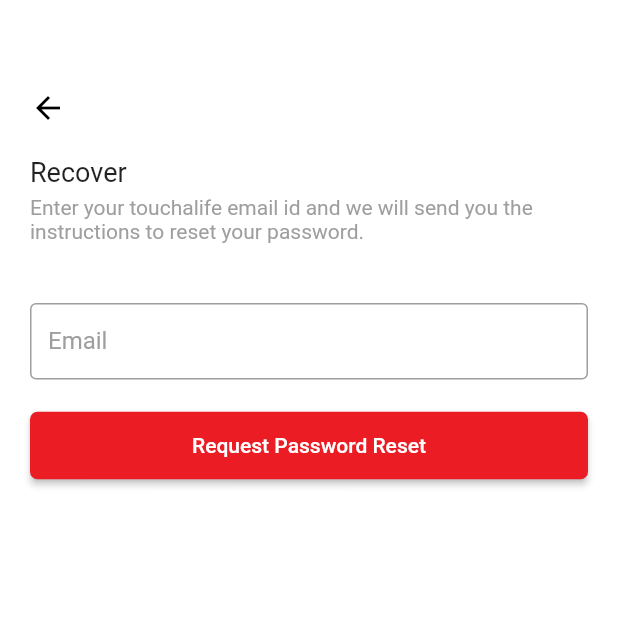
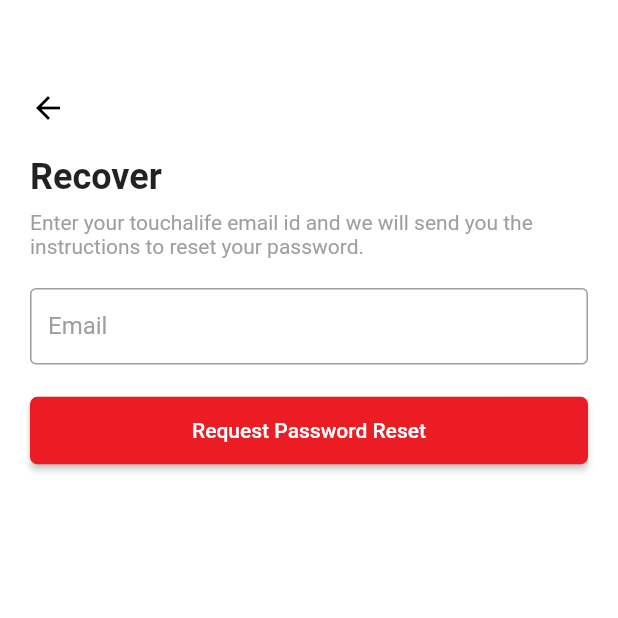
Before and after one commit to suresh429/flutter_getx_mvvm, a Flutter app: the RecoverEmailPasswordScreen screen opened by its route, on a phone screen of 412 x 824 dp, the top half of it. Run offline on Flutter 3.47's test engine with Material 3 defaults, Android fonts, the phone set to English and light mode, and no system bars; our stand-ins replace cached_network_image, connectivity_plus, country_code_picker, dio, firebase_core, firebase_database and 8 more; missing offline and left inert: flutter_custom_tabs; accounts and stored records are empty; network calls fail.

Commit message:
recover email flow completed.

```diff
--- a/lib/view/recover_email_password_screen.dart
+++ b/lib/view/recover_email_password_screen.dart
@@ -1,8 +1,6 @@
 import 'package:flutter/material.dart';
 import 'package:get/get.dart';
-import '../env/app_env.dart';
 import '../utilites/colors.dart';
-import '../utilites/constants_Utils.dart';
 import '../view_model/login_controller.dart';
 
 class RecoverEmailPasswordScreen extends StatelessWidget {
@@ -10,92 +8,139 @@ class RecoverEmailPasswordScreen extends StatelessWidget {
 
   @override
   Widget build(BuildContext context) {
-    final LoginController controller = Get.put(LoginController());
+    final LoginController controller = Get.find();
     final args = Get.arguments as Map<String, dynamic>?;
     final title = args != null && args.containsKey('title') ? args['title'] : 'Recover';
 
-    // determine subtitle
-    final String subtitle = title == "Recover Email"
+    // subtitle + button text
+    final subtitle = title == "Recover Email"
         ? "Enter your registered email (provided during the registration process) and click Continue to recover your TALLeaders email id."
         : "Enter your touchalife email id and we will send you the instructions to reset your password.";
+
+    final buttonTitle = title == "Recover Email"
+        ? "Continue"
+        : "Request Password Reset";
+
+    // determine if email recovery
+    final bool isRecoverEmail = title.toLowerCase().contains('email');
 
     return Scaffold(
       backgroundColor: Colors.white,
       body: Padding(
         padding: const EdgeInsets.all(20.0),
-        child: Column(
+        child: Obx(() {
+          // ----------------- ACCOUNT FOUND UI -----------------
+          if (controller.isAccountFound.value && controller.userData.value != null) {
+            final user = controller.userData.value;
+            final maskedEmail = maskEmail(user?.data?.email ?? "");
+
+            return Column(
+              crossAxisAlignment: CrossAxisAlignment.start,
               children: [
                 const SizedBox(height: 40),
-            Align(
-              alignment: Alignment.centerLeft,
-              child: IconButton(
+                IconButton(
                   padding: EdgeInsets.zero,
                   constraints: const BoxConstraints(),
                   icon: const Icon(Icons.arrow_back, color: Colors.black),
-                onPressed: Get.back,
+                  onPressed: () {
+                    controller.clearFoundState();
+                    Get.back();
+                  },
                 ),
+                const SizedBox(height: 10),
+                Text("${user?.data?.name?.firstName ?? ''} ${user?.data?.name?.lastName ?? ''}",
+                    style: const TextStyle(fontSize: 18, fontWeight: FontWeight.bold)),
+                const SizedBox(height: 8),
+                Text(maskedEmail, style: const TextStyle(color: Colors.grey)),
+                const SizedBox(height: 20),
+                ElevatedButton(
+                  onPressed: () => openDialogInbox(maskedEmail),
+                  style: ElevatedButton.styleFrom(
+                    minimumSize: const Size(double.infinity, 45),
+                    shape: RoundedRectangleBorder(borderRadius: BorderRadius.circular(5)),
+                  ),
+                  child: const Text("Continue", style: TextStyle(color: Colors.white)),
+                ),
+              ],
+            );
+          }
+
+          // ----------------- DEFAULT INPUT UI -----------------
+          return Column(
+            crossAxisAlignment: CrossAxisAlignment.start,
+            children: [
+              const SizedBox(height: 40),
+              IconButton(
+                padding: EdgeInsets.zero,
+                constraints: const BoxConstraints(),
+                icon: const Icon(Icons.arrow_back, color: Colors.black),
+                onPressed: () {
+                  controller.clearFoundState();
+                  Get.back();
+                },
               ),
               const SizedBox(height: 20),
-            Align(
-              alignment: Alignment.centerLeft,
-              child: Text(
-                title,
-                style: const TextStyle(fontSize: 18),
-              ),
-            ),
-            const SizedBox(height: 5),
-            Align(
-              alignment: Alignment.centerLeft,
-              child: Text(
-                subtitle,
-                style: const TextStyle(fontSize: 14, color: Colors.grey),
-              ),
-            ),
-            const SizedBox(height: 40),
+              Text(title, style: const TextStyle(fontSize: 24, fontWeight: FontWeight.bold)),
+              const SizedBox(height: 8),
+              Text(subtitle, style: const TextStyle(fontSize: 14, color: Colors.grey)),
+              const SizedBox(height: 20),
 
-            // Email Field
+              // Input field
               TextField(
-             // controller: controller.emailController,
+                controller: controller.recoverEmailController,
                 decoration: InputDecoration(
                   labelText: 'Email',
                   border: const OutlineInputBorder(),
-                suffix: title == "Recover Email"
+                  suffix: isRecoverEmail
                       ? null
-                    : Text(
-                  controller.domain,
-                  style: const TextStyle(color: Colors.grey),
-                ),
+                      : Text(controller.domain, style: const TextStyle(color: Colors.grey)),
                 ),
               ),
 
               const SizedBox(height: 20),
 
-            // Button
-            Obx(() {
-              final buttonTitle = title == "Recover Email"
-                  ? "Continue"
-                  : "Request Password Reset";
-
-              return ElevatedButton(
-                onPressed: controller.isLoading.value ? null : controller.login,
+              ElevatedButton(
+                onPressed: controller.isLoading.value ? null : controller.findUserEmail,
                 style: ElevatedButton.styleFrom(
                   minimumSize: const Size(double.infinity, 45),
-                  shape: RoundedRectangleBorder(
-                    borderRadius: BorderRadius.circular(5),
-                  ),
+                  shape: RoundedRectangleBorder(borderRadius: BorderRadius.circular(5)),
                 ),
                 child: controller.isLoading.value
                     ? const CircularProgressIndicator(color: Colors.white)
-                    : Text(
-                  buttonTitle,
-                  style: const TextStyle(color: Colors.white),
+                    : Text(buttonTitle, style: const TextStyle(color: Colors.white)),
+              ),
+            ],
+          );
+        }),
       ),
     );
-            }),
+  }
 
+  void openDialogInbox(String maskedEmail) {
+    Get.dialog(
+      AlertDialog(
+        shape: RoundedRectangleBorder(borderRadius: BorderRadius.circular(12)),
+        title: const Text("Check your inbox"),
+        content: Text("We sent your TALLeader account email to $maskedEmail"),
+        actions: [
+          TextButton(
+            onPressed: () {
+              Get.offAllNamed('/login');
+            },
+            child: const Text("Go to Login"),
+          ),
         ],
-        ),
       ),
     );
   }
 }
+
+// util
+String maskEmail(String email) {
+  final parts = email.split('@');
+  if (parts.length < 2) return email;
+  final local = parts[0];
+  final domain = parts[1];
+  final masked = local.length > 2 ? "${local.substring(0, 2)}***" : "$local***";
+  return "$masked@$domain";
+}
```
Also changed, not shown: lib/service/main_repository.dart (+17 -0 lines), lib/view_model/login_controller.dart (+40 -0 lines). Lines whose indentation alone changed are shown as unchanged.
